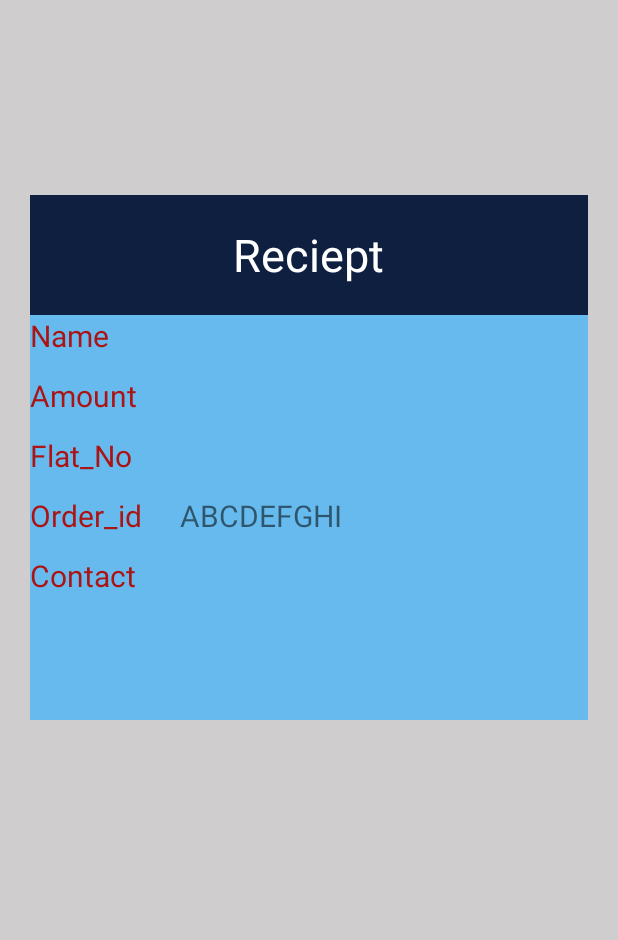
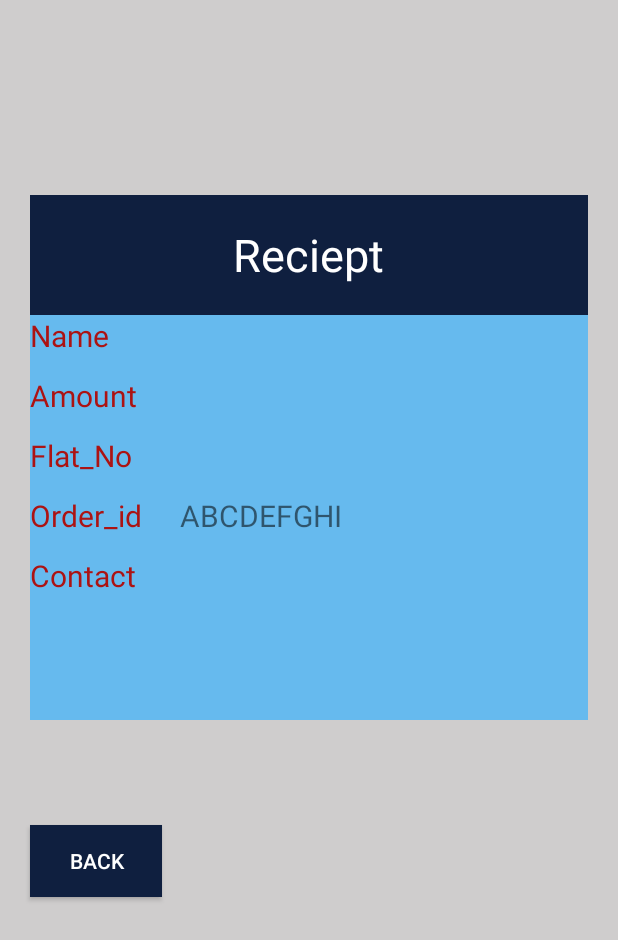
Before and after one commit to DharmikShah02/ProjectFolder, an Android app: the Reciept screen opened directly, with no data from a screen before it, on a phone screen of 412 x 824 dp. Shown: the top 940 px of the screen. Run offline under Robolectric (Android 15) with nearby library versions, the phone set to English and light mode, and no system bars; our stand-ins replace Firebase (no records; nobody signed in at launch, a user with empty details on screens opened directly).

```diff
--- a/app/src/main/AndroidManifest.xml
+++ b/app/src/main/AndroidManifest.xml
@@ -12,7 +12,8 @@
         android:roundIcon="@drawable/ic_applogo1"
         android:supportsRtl="true"
         android:theme="@style/AppTheme">
-        <activity android:name=".Reciept"></activity>
+        <activity android:name=".TesrActivity"></activity>
+        <activity android:name=".Reciept" />
         <activity android:name=".Transaction" />
         <activity
             android:name=".Dashboard1"
--- a/app/src/main/java/com/societypay/Reciept.java
+++ b/app/src/main/java/com/societypay/Reciept.java
@@ -1,13 +1,27 @@
 package com.societypay;
 
+import androidx.annotation.Nullable;
 import androidx.appcompat.app.AppCompatActivity;
 
 import android.content.Intent;
 import android.os.Bundle;
+import android.view.View;
+import android.widget.Button;
 import android.widget.TextView;
+
+import com.google.firebase.auth.FirebaseAuth;
+import com.google.firebase.firestore.DocumentReference;
+import com.google.firebase.firestore.DocumentSnapshot;
+import com.google.firebase.firestore.EventListener;
+import com.google.firebase.firestore.FirebaseFirestore;
+import com.google.firebase.firestore.FirebaseFirestoreException;
 
 public class Reciept extends AppCompatActivity {
     TextView name,amt,flatno,orderid,contact;
+    Button Back;
+    FirebaseAuth Fauth;
+    FirebaseFirestore Fstore;
+    String uid;
     @Override
     protected void onCreate(Bundle savedInstanceState) {
         super.onCreate(savedInstanceState);
@@ -15,11 +29,12 @@ public class Reciept extends AppCompatActivity {
 
         name=findViewById(R.id.txtname);
         amt=findViewById(R.id.txtamt);
-        flatno=findViewById(R.id.txtflan);
+        flatno=findViewById(R.id.txtflat);
         orderid=findViewById(R.id.txtoi);
         contact =findViewById(R.id.txtcontact);
+        Back=findViewById(R.id.btndashboard);
 
-        Intent int1 = getIntent();
+        /*Intent int1 = getIntent();
         String  TextName= int1.getStringExtra("TextName");
         String  TextAmount=int1.getStringExtra("TextAmount");
         String  TextFlatNo=int1.getStringExtra("TextFlatNo");
@@ -28,7 +43,32 @@ public class Reciept extends AppCompatActivity {
         name.setText(TextName);
         amt.setText(TextAmount);
         flatno.setText(TextFlatNo);
-        contact.setText(TextContact);
+        contact.setText(TextContact);*/
+
+        //to retrive data
+
+        Fauth=FirebaseAuth.getInstance();
+        Fstore=FirebaseFirestore.getInstance();
+        uid=Fauth.getCurrentUser().getUid();
+        DocumentReference documentReference=Fstore.collection("UserDataR").document(uid);
+        documentReference.addSnapshotListener(this, new EventListener<DocumentSnapshot>() {
+            @Override
+            public void onEvent(@Nullable DocumentSnapshot documentSnapshot, @Nullable FirebaseFirestoreException e) {
+                name.setText(documentSnapshot.getString("Name"));
+                amt.setText(documentSnapshot.getString("Amount"));
+                flatno.setText(documentSnapshot.getString("Flat_no"));
+                contact.setText(documentSnapshot.getString("MobileNo"));
+            }
+        });
+
        // orderid.setText();
+        Back.setOnClickListener(new View.OnClickListener() {
+            @Override
+            public void onClick(View view) {
+                Intent i1=new Intent(Reciept.this,Dashboard.class);
+                startActivity(i1);
+
+            }
+        });
     }
 }
--- /dev/null
+++ b/app/src/main/res/drawable/forward.xml
@@ -0,0 +1,5 @@
+<vector android:height="24dp" android:tint="#070707"
+    android:viewportHeight="24.0" android:viewportWidth="24.0"
+    android:width="24dp" xmlns:android="http://schemas.android.com/apk/res/android">
+    <path android:fillColor="#FF000000" android:pathData="M8.59,16.34l4.58,-4.59 -4.58,-4.59L10,5.75l6,6 -6,6z"/>
+</vector>
--- a/app/src/main/res/layout/activity_reciept.xml
+++ b/app/src/main/res/layout/activity_reciept.xml
@@ -87,7 +87,7 @@
                 android:text="Flat_No"
                 />
             <TextView
-                android:id="@+id/txtflan"
+                android:id="@+id/txtflat"
                 android:layout_width="240dp"
                 android:layout_height="wrap_content"
                 android:text="F_11"
@@ -135,4 +135,13 @@
                 />
         </RelativeLayout>
     </LinearLayout>
+    <Button
+        android:id="@+id/btndashboard"
+        android:layout_height="wrap_content"
+        android:layout_width="wrap_content"
+        android:text="BACK"
+        android:textColor="#fff"
+        android:background="#0F1F3F"
+        android:layout_marginTop="550dp"
+        android:layout_marginLeft="20dp"/>
 </RelativeLayout>
```
Also changed, not shown: app/src/main/java/com/societypay/Dashboard.java (+9 -5 lines), app/src/main/java/com/societypay/TesrActivity.java (added, +14 -0 lines), app/src/main/java/com/societypay/Transaction.java (+117 -6 lines), app/src/main/res/layout/activity_dashboard.xml (+67 -45 lines), app/src/main/res/layout/activity_tesr.xml (added, +25 -0 lines), app/src/main/res/layout/activity_transaction.xml (+22 -5 lines).
